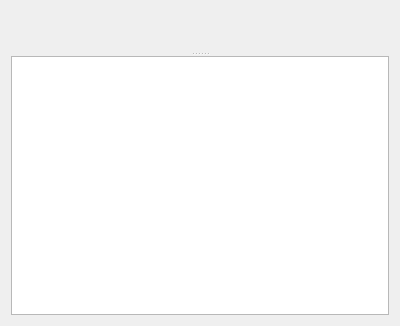
This is src/diagnostic/ui/ProfWindow.ui in PearCoding/PearRay as Qt 5 draws it before an edit. The edited form follows.
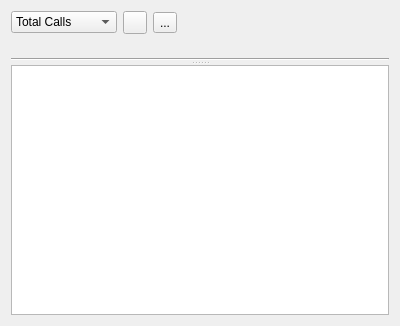
This is the edited form. Icons and pictures are not drawn. Custom widgets are drawn as their Qt base class.

```diff
--- a/src/diagnostic/ui/ProfWindow.ui
+++ b/src/diagnostic/ui/ProfWindow.ui
@@ -22,7 +22,7 @@
      <property name="childrenCollapsible">
       <bool>false</bool>
      </property>
-     <widget class="ProfPlotWidget" name="plotWidget" native="true">
+     <widget class="QWidget" name="widget_3" native="true">
       <property name="sizePolicy">
        <sizepolicy hsizetype="Preferred" vsizetype="Expanding">
         <horstretch>0</horstretch>
@@ -35,6 +35,99 @@
         <height>0</height>
        </size>
       </property>
+      <layout class="QVBoxLayout" name="verticalLayout_2">
+       <property name="leftMargin">
+        <number>0</number>
+       </property>
+       <property name="topMargin">
+        <number>0</number>
+       </property>
+       <property name="rightMargin">
+        <number>0</number>
+       </property>
+       <property name="bottomMargin">
+        <number>0</number>
+       </property>
+       <item>
+        <widget class="QWidget" name="widget_2" native="true">
+         <layout class="QHBoxLayout" name="horizontalLayout">
+          <property name="leftMargin">
+           <number>0</number>
+          </property>
+          <property name="topMargin">
+           <number>0</number>
+          </property>
+          <property name="rightMargin">
+           <number>0</number>
+          </property>
+          <property name="bottomMargin">
+           <number>0</number>
+          </property>
+          <item>
+           <widget class="QComboBox" name="showModeCB">
+            <item>
+             <property name="text">
+              <string>Total Calls</string>
+             </property>
+            </item>
+            <item>
+             <property name="text">
+              <string>Total Duration</string>
+             </property>
+            </item>
+            <item>
+             <property name="text">
+              <string>Avg. Duration</string>
+             </property>
+            </item>
+           </widget>
+          </item>
+          <item>
+           <widget class="QToolButton" name="resetViewButton">
+            <property name="icon">
+             <iconset resource="../resources/icons.qrc">
+              <normaloff>:/ic_settings_overscan_black_24dp_2x.png</normaloff>:/ic_settings_overscan_black_24dp_2x.png</iconset>
+            </property>
+           </widget>
+          </item>
+          <item>
+           <widget class="QToolButton" name="exportImageButton">
+            <property name="text">
+             <string>...</string>
+            </property>
+            <property name="icon">
+             <iconset resource="../resources/icons.qrc">
+              <normaloff>:/ic_file_download_black_24dp_2x.png</normaloff>:/ic_file_download_black_24dp_2x.png</iconset>
+            </property>
+           </widget>
+          </item>
+          <item>
+           <spacer name="horizontalSpacer">
+            <property name="orientation">
+             <enum>Qt::Horizontal</enum>
+            </property>
+            <property name="sizeHint" stdset="0">
+             <size>
+              <width>40</width>
+              <height>20</height>
+             </size>
+            </property>
+           </spacer>
+          </item>
+         </layout>
+        </widget>
+       </item>
+       <item>
+        <widget class="ProfPlotWidget" name="plotWidget" native="true"/>
+       </item>
+       <item>
+        <widget class="Line" name="line">
+         <property name="orientation">
+          <enum>Qt::Horizontal</enum>
+         </property>
+        </widget>
+       </item>
+      </layout>
      </widget>
      <widget class="QTreeView" name="treeView">
       <property name="sizePolicy">
```
